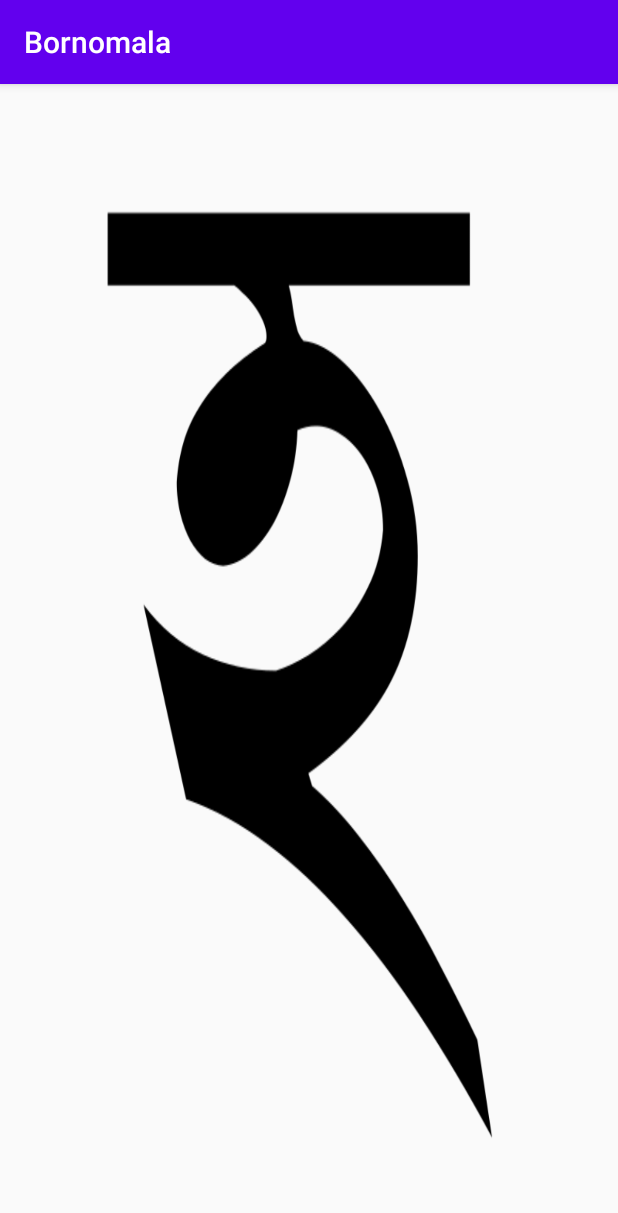
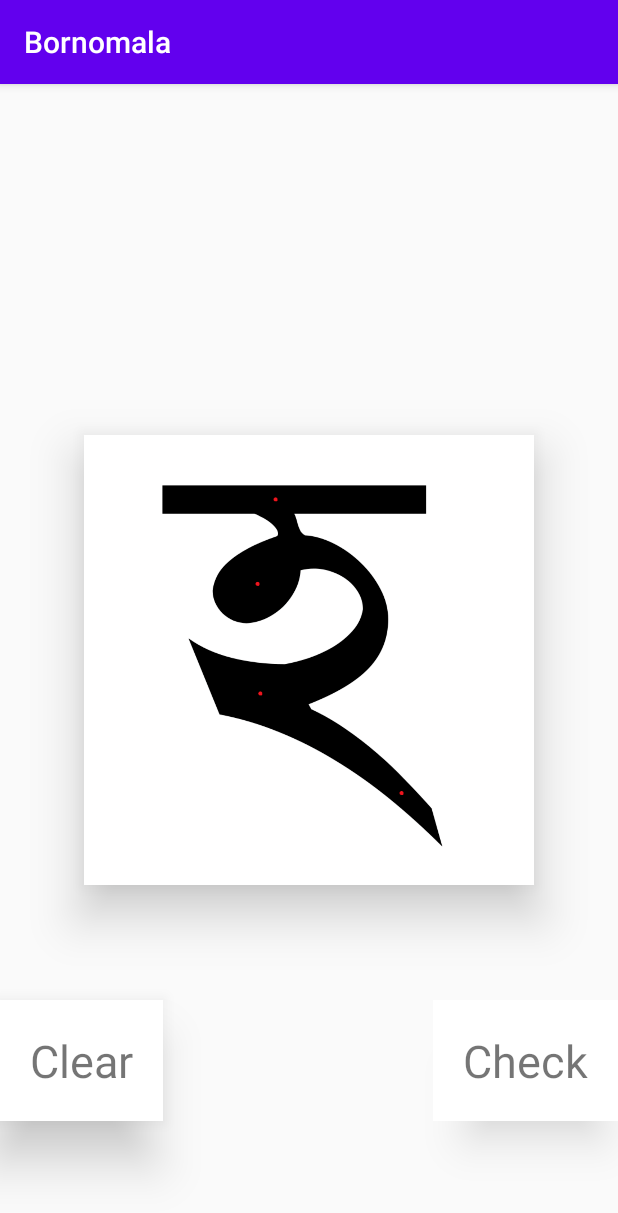
Before and after one commit to avijitacharjee/BornomalaApp, an Android app: the screen it shows after launch (MainActivity), on a phone screen of 412 x 824 dp. Shown: the top 1213 px of the screen. Run offline under Robolectric (Android 15) with nearby library versions, the phone set to English and light mode, and no system bars.

Commit message:
ho practice

```diff
--- a/app/build.gradle
+++ b/app/build.gradle
@@ -20,6 +20,10 @@ android {
             proguardFiles getDefaultProguardFile('proguard-android-optimize.txt'), 'proguard-rules.pro'
         }
     }
+    compileOptions {
+        sourceCompatibility = 1.8
+        targetCompatibility = 1.8
+    }
 
 }
 
--- a/app/src/main/java/com/avijit/bornomala/MainActivity.java
+++ b/app/src/main/java/com/avijit/bornomala/MainActivity.java
@@ -2,13 +2,43 @@ package com.avijit.bornomala;
 
 import androidx.appcompat.app.AppCompatActivity;
 
+import android.graphics.Color;
 import android.os.Bundle;
+import android.util.Log;
+import android.view.View;
+import android.widget.TextView;
+import android.widget.Toast;
+
+import com.avijit.bornomala.customview.ColorPenView;
 
 public class MainActivity extends AppCompatActivity {
-
+    private static final String TAG = "MainActivity";
+    ColorPenView colorPenView;
+    TextView clearTextView,checkTextView;
     @Override
     protected void onCreate(Bundle savedInstanceState) {
         super.onCreate(savedInstanceState);
         setContentView(R.layout.activity_main);
+        init();
+        clearTextView.setOnClickListener(this::clearOnClick);
+        checkTextView.setOnClickListener(this::checkOnClick);
+    }
+    private void init(){
+        colorPenView= findViewById(R.id.color_pen_view);
+        clearTextView = findViewById(R.id.clear_button);
+        checkTextView = findViewById(R.id.check_button);
+    }
+    private void clearOnClick(View view){
+        Log.d(TAG, "clearOnClick: ");
+        colorPenView.clear();
+    }
+    private void checkOnClick(View view){
+        Log.d(TAG, "checkOnClick: ");
+        if(colorPenView.check()){
+            Toast.makeText(this, "Perfect", Toast.LENGTH_SHORT).show();
+        }
+        else {
+            Toast.makeText(this, "Try Again", Toast.LENGTH_SHORT).show();
+        }
     }
 }
--- /dev/null
+++ b/app/src/main/res/drawable/shadow.xml
@@ -0,0 +1,5 @@
+<shape xmlns:android="http://schemas.android.com/apk/res/android"
+    android:shape="rectangle">
+    <solid android:color="#42000000" />
+    <corners android:radius="5dp" />
+</shape>
--- a/app/src/main/res/layout/activity_main.xml
+++ b/app/src/main/res/layout/activity_main.xml
@@ -4,13 +4,52 @@
     xmlns:tools="http://schemas.android.com/tools"
     android:layout_width="match_parent"
     android:layout_height="match_parent"
+    android:layout_gravity="center"
     tools:context=".MainActivity">
 
     <com.avijit.bornomala.customview.ColorPenView
-        android:layout_width="match_parent"
-        android:layout_height="match_parent"
+        android:id="@+id/color_pen_view"
+        android:layout_width="300dp"
+        android:layout_height="300dp"
+        android:outlineProvider="paddedBounds"
+        android:layout_margin="50dp"
+        android:elevation="20dp"
+        android:layout_marginBottom="200dp"
+        android:background="@drawable/hh"
+        app:layout_constraintBottom_toBottomOf="parent"
+        app:layout_constraintEnd_toEndOf="parent"
         app:layout_constraintStart_toStartOf="parent"
-        android:background="@drawable/ho"
-        app:layout_constraintTop_toTopOf="parent"/>
+        app:layout_constraintTop_toTopOf="parent" />
+
+    <TextView
+        android:id="@+id/clear_button"
+        android:gravity="center"
+        android:layout_width="wrap_content"
+        android:layout_height="wrap_content"
+        android:elevation="20dp"
+        android:outlineProvider="bounds"
+        android:background="#FFF"
+        android:padding="20dp"
+        android:text="Clear"
+        android:textSize="30sp"
+        app:layout_constraintStart_toStartOf="parent"
+        app:layout_constraintBottom_toBottomOf="parent"
+        app:layout_constraintTop_toBottomOf="@id/color_pen_view" />
+
+    <TextView
+        android:id="@+id/check_button"
+        android:layout_width="wrap_content"
+        android:layout_height="wrap_content"
+        android:elevation="20dp"
+        android:outlineProvider="paddedBounds"
+        android:padding="20dp"
+        android:background="#FFF"
+        android:text="Check"
+        android:textSize="30sp"
+        app:layout_constraintEnd_toEndOf="parent"
+        app:layout_constraintHorizontal_bias="1.0"
+        app:layout_constraintBottom_toBottomOf="parent"
+        app:layout_constraintStart_toEndOf="@+id/clear_button"
+        app:layout_constraintTop_toBottomOf="@id/color_pen_view" />
 
 </androidx.constraintlayout.widget.ConstraintLayout>
```
Also changed, not shown: app/src/main/java/com/avijit/bornomala/customview/ColorPenView.java (+54 -2 lines), app/src/main/res/drawable-v24/hh.png (added), app/src/main/res/drawable-v24/ho.png.
